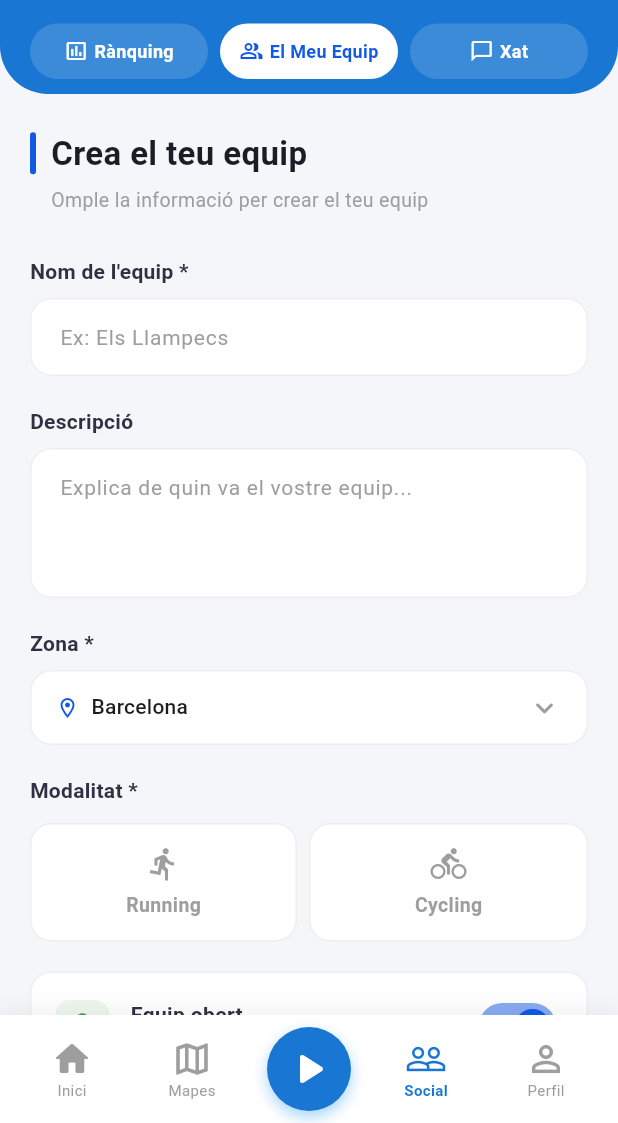
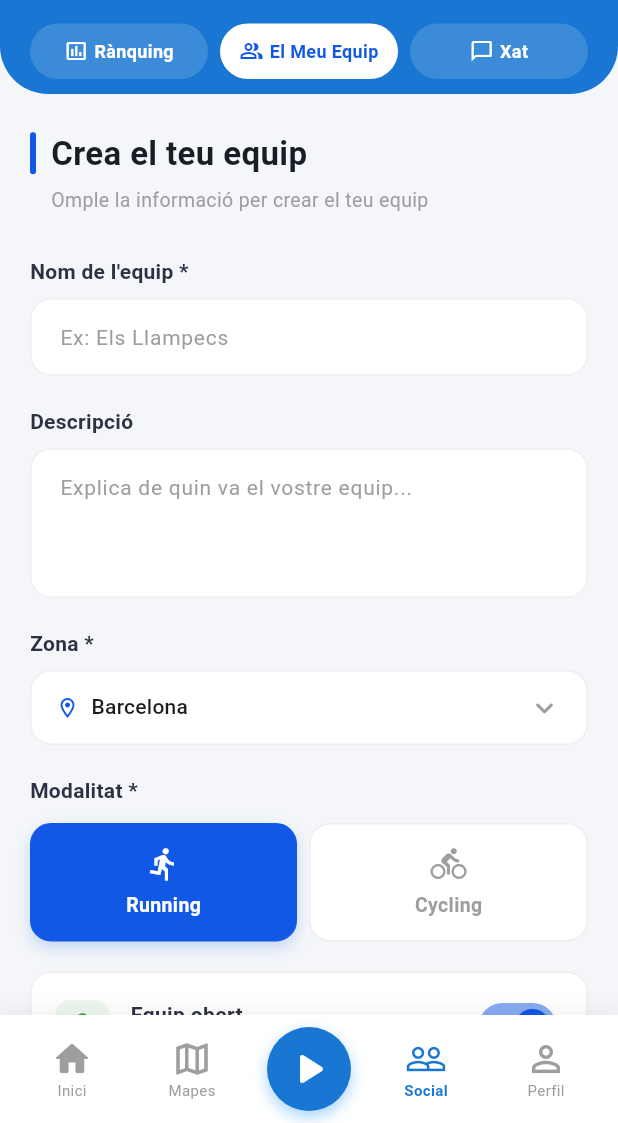
Before and after one commit to pes2526q2-12-gei-upc/healthy_way_frontend, a Flutter app: the CreateTeamView screen opened by its route, on a phone screen of 412 x 824 dp, the part 113-1236 px from its top. Run offline on Flutter 3.47's test engine with Material 3 defaults, Android fonts, the phone set to English and light mode, and no system bars; our stand-ins replace flutter_map, flutter_secure_storage, font_awesome_flutter, geocoding, geolocator, latlong2 and 1 more; missing offline and left inert: flutter_web_auth_2; accounts and stored records are empty.

```diff
--- a/lib/features/my_team/presentation/create_team_view.dart
+++ b/lib/features/my_team/presentation/create_team_view.dart
@@ -24,7 +24,7 @@ class _CreateTeamViewState extends State<CreateTeamView> {
 
   bool _isOpen = true;
   String _selectedZone = 'Barcelona';
-  List<String> _selectedModality = ['running'];
+  String _selectedModality = 'running';
   bool _isLoading = false;
 
   @override
--- a/lib/shared/models/team_model.dart
+++ b/lib/shared/models/team_model.dart
@@ -4,7 +4,7 @@ class TeamModel {
   final String? description;
   final bool open;
   final String zone; // 'Barcelona' | 'Girona' | 'Lleida' | 'Tarragona'
-  final List<String> modality; // 'running' | 'cycling'
+  final String modality; // 'running' | 'cycling'
   final int numMembers;
   final String? creatorUsername; // Nom d'usuari del creador
 
```
